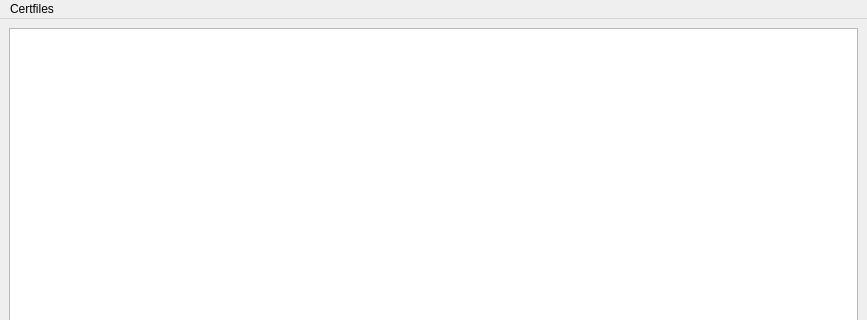
Old version of the form window.ui in the repository BabyZion/server_gain; both pictures show x 0 to 867 and y 0 to 320 of the 867 by 622 pixel window.
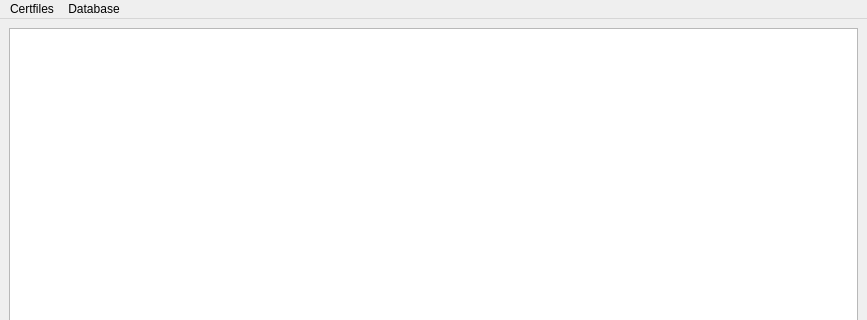
New version of the form.

Commit message: GUI way to change database settings implemented.

Diff of the .ui file:
```diff
--- a/window.ui
+++ b/window.ui
@@ -309,7 +309,15 @@
     <addaction name="actionSelectCert"/>
     <addaction name="actionCreateCert"/>
    </widget>
+   <widget class="QMenu" name="menuDatabase">
+    <property name="title">
+     <string>Database</string>
+    </property>
+    <addaction name="separator"/>
+    <addaction name="actionDatabaseSettings"/>
+   </widget>
    <addaction name="menuCertfiles"/>
+   <addaction name="menuDatabase"/>
   </widget>
   <widget class="QStatusBar" name="statusbar"/>
   <action name="actionSelectCert">
```
Left out of the diff: 5 changed lines with no effect on the pictures. The commit also changes 4 other files.
